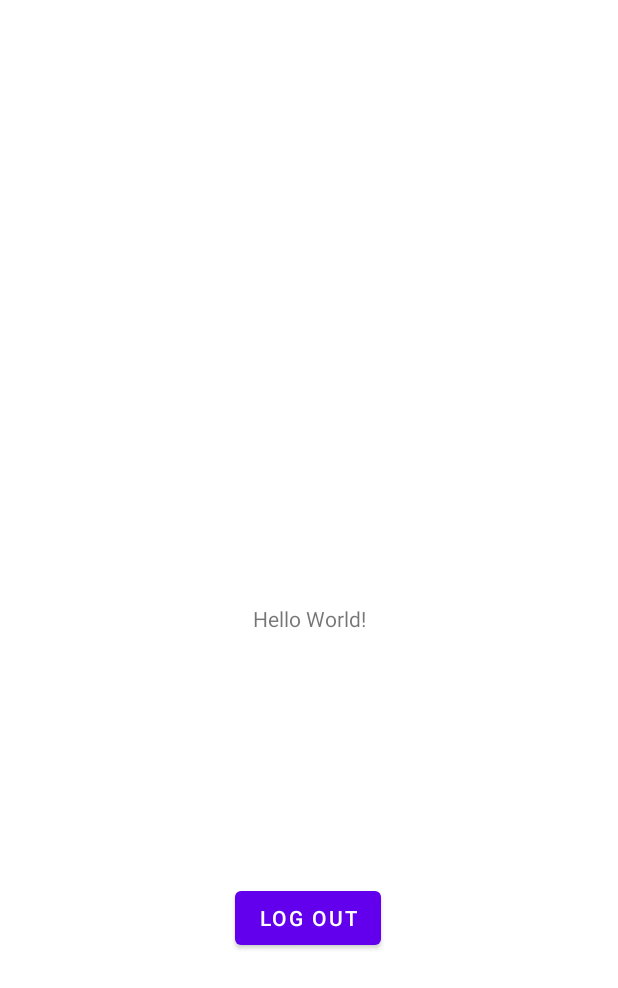
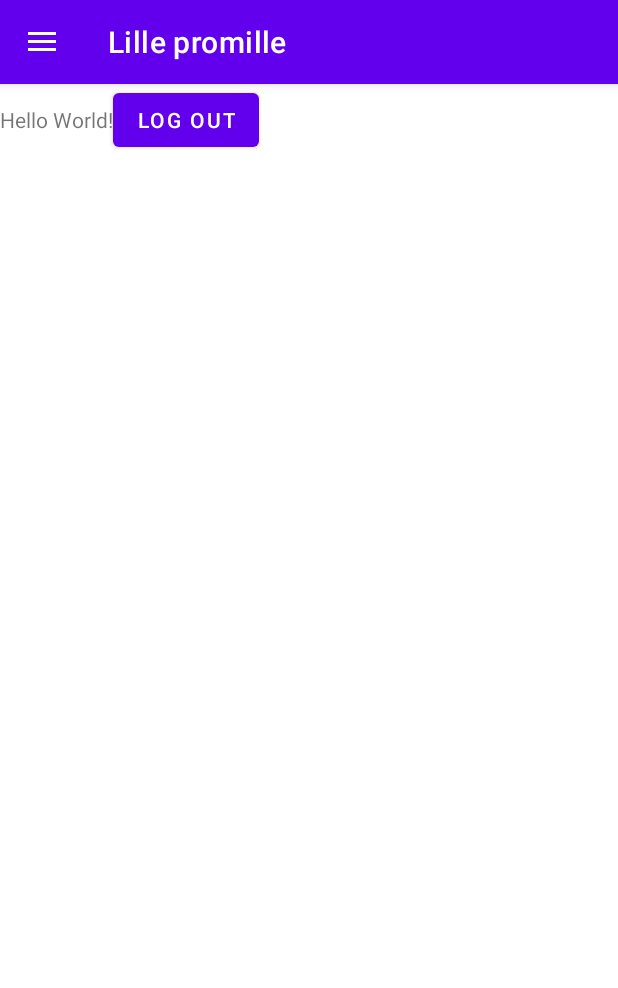
Before and after one commit to JoakimAa/Kjoerbar2.0, an Android app: the MainActivity screen opened directly, with no data from a screen before it, on a phone screen of 412 x 824 dp. Shown: the top 988 px of the screen. Run offline under Robolectric (Android 15) with nearby library versions, the phone set to English and light mode, and no system bars; our stand-ins replace Firebase (no records; nobody signed in at launch, a user with empty details on screens opened directly); libraries missing offline, so code that uses them is left out: com.firebase.ui.

Commit message:
Added several classes, some firebase shit and menu
Signed-off-by: JoakimAa <43811556+JoakimAa@users.noreply.github.com>

```diff
--- a/app/app/src/main/java/com/illusion_softworks/kjoerbar/activities/MainActivity.java
+++ b/app/app/src/main/java/com/illusion_softworks/kjoerbar/activities/MainActivity.java
@@ -2,18 +2,26 @@ package com.illusion_softworks.kjoerbar.activities;
 
 import android.content.Intent;
 import android.os.Bundle;
+import android.view.MenuItem;
 import android.view.View;
 import android.widget.Button;
 import android.widget.Toast;
 
+import androidx.annotation.NonNull;
+import androidx.appcompat.app.ActionBarDrawerToggle;
 import androidx.appcompat.app.AppCompatActivity;
+import androidx.drawerlayout.widget.DrawerLayout;
 
 import com.firebase.ui.auth.AuthUI;
 import com.google.firebase.auth.FirebaseAuth;
 import com.google.firebase.auth.FirebaseUser;
 import com.illusion_softworks.kjoerbar.R;
 
+import java.util.Objects;
+
 public class MainActivity extends AppCompatActivity {
+    public DrawerLayout drawerLayout;
+    public ActionBarDrawerToggle actionBarDrawerToggle;
 
     @Override
     protected void onCreate(Bundle savedInstanceState) {
@@ -27,7 +35,26 @@ public class MainActivity extends AppCompatActivity {
 
         //Toast.makeText(getApplicationContext(), "Logged out", Toast.LENGTH_LONG).show();
         btnLogout.setOnClickListener(this::signOut);
+
+        drawerLayout = findViewById(R.id.my_drawer_layout);
+        actionBarDrawerToggle = new ActionBarDrawerToggle(this, drawerLayout, R.string.nav_open, R.string.nav_close);
+
+        drawerLayout.addDrawerListener(actionBarDrawerToggle);
+        actionBarDrawerToggle.syncState();
+
+        Objects.requireNonNull(getSupportActionBar()).setDisplayHomeAsUpEnabled(true);
+
     }
+
+    @Override
+    public boolean onOptionsItemSelected(@NonNull MenuItem item) {
+
+        if (actionBarDrawerToggle.onOptionsItemSelected(item)) {
+            return true;
+        }
+        return super.onOptionsItemSelected(item);
+    }
+
     public void signOut(View view) {
         // [START auth_fui_signout]
         FirebaseUser user = FirebaseAuth.getInstance().getCurrentUser();
--- a/app/app/src/main/java/com/illusion_softworks/kjoerbar/model/AlcoholUnit.java
+++ b/app/app/src/main/java/com/illusion_softworks/kjoerbar/model/AlcoholUnit.java
@@ -1,9 +1,8 @@
 package com.illusion_softworks.kjoerbar.model;
 
 public class AlcoholUnit {
-    private String name, producer, category;
-    private double amount;
-    private double percent;
+    private final String name, producer, category;
+    private final double amount, percent;
 
     public AlcoholUnit(String name, String producer, String category, double percent, int amount) {
         this.name = name;
--- /dev/null
+++ b/app/app/src/main/java/com/illusion_softworks/kjoerbar/model/Preferences.java
@@ -0,0 +1,5 @@
+package com.illusion_softworks.kjoerbar.model;
+
+public class Preferences {
+
+}
--- a/app/app/src/main/res/layout/activity_main.xml
+++ b/app/app/src/main/res/layout/activity_main.xml
@@ -1,11 +1,16 @@
 <?xml version="1.0" encoding="utf-8"?>
-<androidx.constraintlayout.widget.ConstraintLayout xmlns:android="http://schemas.android.com/apk/res/android"
+<androidx.drawerlayout.widget.DrawerLayout
+    xmlns:android="http://schemas.android.com/apk/res/android"
     xmlns:app="http://schemas.android.com/apk/res-auto"
     xmlns:tools="http://schemas.android.com/tools"
+    android:id="@+id/my_drawer_layout"
     android:layout_width="match_parent"
     android:layout_height="match_parent"
     tools:context=".activities.MainActivity">
 
+    <LinearLayout
+        android:layout_width="match_parent"
+        android:layout_height="match_parent">
     <TextView
         android:layout_width="wrap_content"
         android:layout_height="wrap_content"
@@ -27,4 +32,12 @@
             app:layout_constraintTop_toTopOf="parent"
             app:layout_constraintVertical_bias="0.758" />
 
-</androidx.constraintlayout.widget.ConstraintLayout>
+    </LinearLayout>
+
+    <com.google.android.material.navigation.NavigationView
+        android:layout_width="wrap_content"
+        android:layout_height="match_parent"
+        android:layout_gravity="start"
+        app:menu="@menu/navigation_menu" />
+
+</androidx.drawerlayout.widget.DrawerLayout>
--- /dev/null
+++ b/app/app/src/main/res/menu/navigation_menu.xml
@@ -0,0 +1,22 @@
+<?xml version="1.0" encoding="utf-8"?>
+<menu xmlns:android="http://schemas.android.com/apk/res/android">
+    <item
+        android:id="@+id/nav_sessions"
+        android:title="@string/sessions" />
+
+    <item
+        android:id="@+id/nav_alcohol_units_catalog"
+        android:title="@string/alcohol_unit_catalog" />
+
+    <item
+        android:id="@+id/nav_map"
+        android:title="@string/map" />
+
+    <item
+        android:id="@+id/nav_friends"
+        android:title="@string/friends" />
+
+    <item
+        android:id="@+id/nav_settings"
+        android:title="@string/settings" />
+</menu>
--- a/app/app/src/main/res/values/strings.xml
+++ b/app/app/src/main/res/values/strings.xml
@@ -9,4 +9,13 @@
     <string name="logged_in_as">logged in as: </string>
     <string name="log_out">Log out</string>
 
+    <!-- Nav -->
+    <string name="settings">Settings</string>
+    <string name="friends">Friends</string>
+    <string name="map">Map</string>
+    <string name="sessions">Sessions</string>
+    <string name="alcohol_unit_catalog">Alcohol Catalog</string>
+    <string name="nav_open">Open</string>
+    <string name="nav_close">Close</string>
+
 </resources>
--- a/app/app/src/main/res/values/themes.xml
+++ b/app/app/src/main/res/values/themes.xml
@@ -1,6 +1,6 @@
 <resources xmlns:tools="http://schemas.android.com/tools">
     <!-- Base application theme. -->
-    <style name="Theme.Kjoerbar" parent="Theme.MaterialComponents.DayNight.NoActionBar">
+    <style name="Theme.Kjoerbar" parent="Theme.MaterialComponents.DayNight.DarkActionBar">
         <!-- Primary brand color. -->
         <item name="colorPrimary">@color/purple_500</item>
         <item name="colorPrimaryVariant">@color/purple_700</item>
```
Also changed, not shown: app/app/src/main/java/com/illusion_softworks/kjoerbar/datahandler/AlcoholUnitCatalogDataHandler.java (added, +36 -0 lines), app/app/src/main/java/com/illusion_softworks/kjoerbar/model/User.java (+48 -0 lines). Lines whose indentation alone changed are shown as unchanged.
